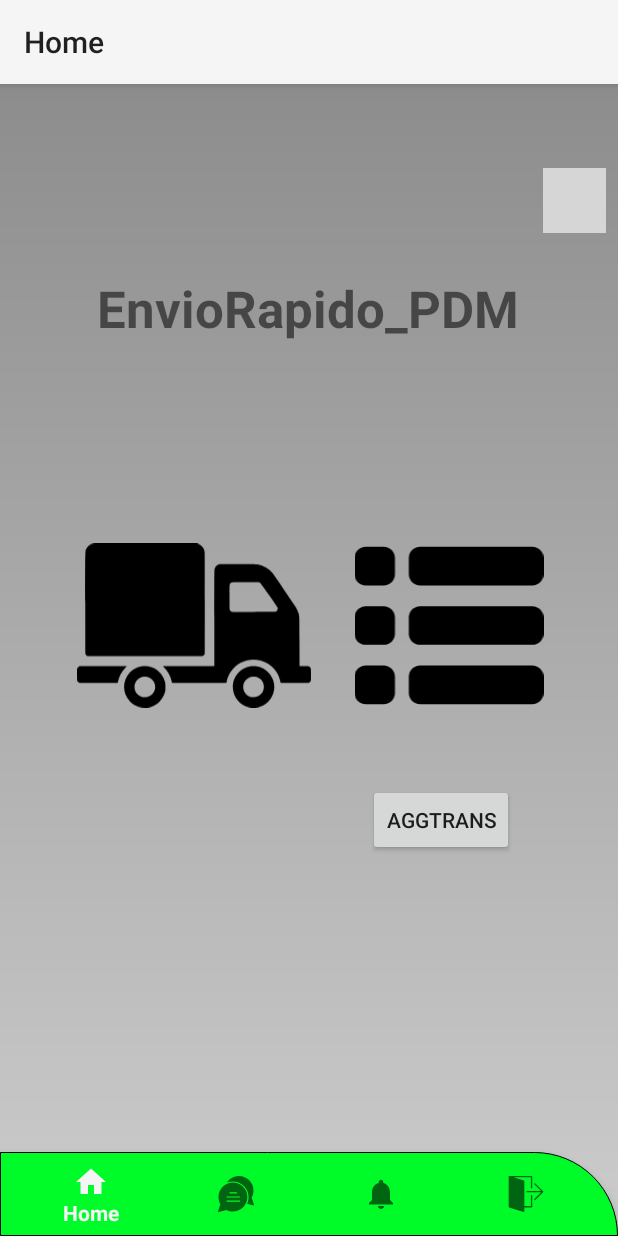
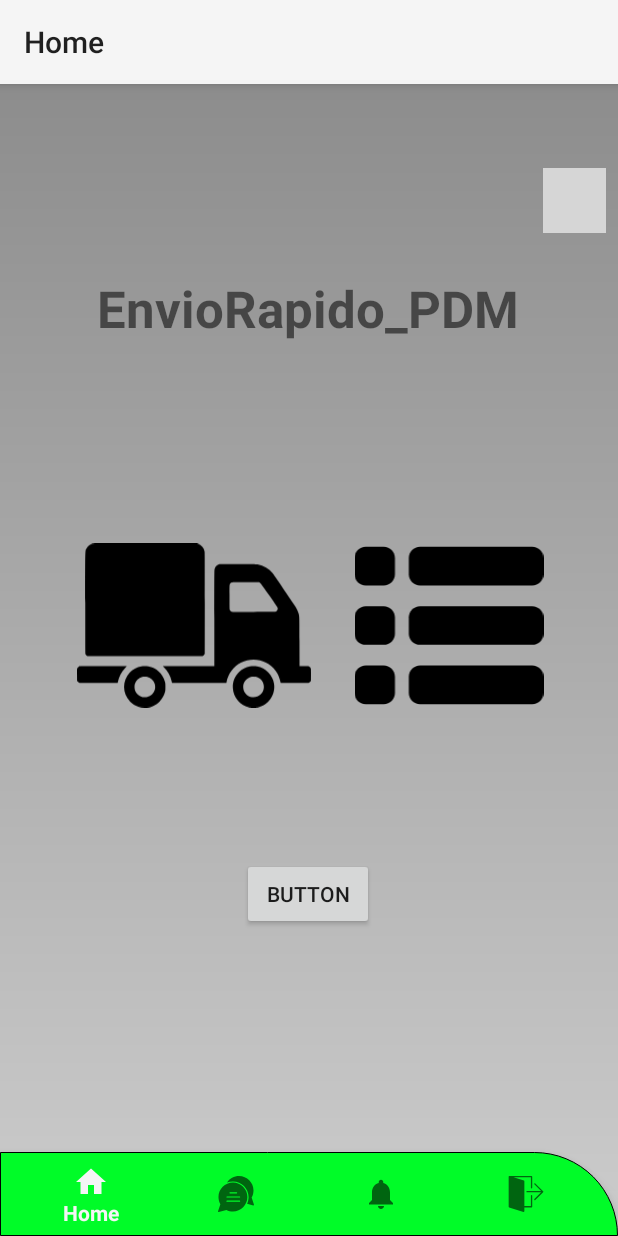
Before and after one commit to LS18025/PROYECTO_PDM, an Android app: the HomeFragment screen opened directly, with no data from a screen before it, on a phone screen of 412 x 824 dp. Run offline under Robolectric (Android 15) with nearby library versions, the phone set to English and light mode, and no system bars; our stand-ins replace Firebase (no records; nobody signed in at launch, a user with empty details on screens opened directly), navigation-ui; grey boxes are pictures that could not be loaded.

Commit message:
Revert "Merge branch 'main' into LS18025"
This reverts commit d5e088d8c6fc7ee763bf48681aca024b5d77cb10, reversing
changes made to a37ceb82e98ef7088fa3105a9cee036b9bfc01f0.

```diff
--- a/app/src/main/java/com/example/enviorapido_pdm/MainActivity.kt
+++ b/app/src/main/java/com/example/enviorapido_pdm/MainActivity.kt
@@ -14,7 +14,6 @@ import com.example.enviorapido_pdm.ui.administracion.LoginActivity
 import com.example.enviorapido_pdm.ui.chat.ChatFragment
 import com.example.enviorapido_pdm.ui.departamentos.VistaInsertarDepartamento
 import com.example.enviorapido_pdm.ui.notifications.NotificationsFragment
-import com.example.enviorapido_pdm.ui.transportista.CrearTransportista
 import com.google.firebase.auth.FirebaseAuth
 import com.google.firebase.auth.ktx.auth
 import com.google.firebase.ktx.Firebase
@@ -51,12 +50,12 @@ class MainActivity : AppCompatActivity() {
             //navController.navigate(R.id.envioExitosoFragment)
         //}
 
-        val buttonTrans:Button = findViewById(R.id.btnTransportista)
+        val btnDepa:Button = findViewById(R.id.btnJuan)
 
-        buttonTrans.setOnClickListener()
+        btnDepa.setOnClickListener()
         {
-            val Intent = Intent(this,CrearTransportista::class.java)
-            startActivity(Intent)
+           val Intent = Intent(this,VistaPaquete::class.java)
+           startActivity(Intent)
         }
 
 
--- a/app/src/main/java/com/example/enviorapido_pdm/ui/home/HomeFragment.kt
+++ b/app/src/main/java/com/example/enviorapido_pdm/ui/home/HomeFragment.kt
@@ -5,7 +5,6 @@ import android.os.Bundle
 import android.view.LayoutInflater
 import android.view.View
 import android.view.ViewGroup
-import android.widget.Button
 import android.widget.ImageButton
 import androidx.fragment.app.Fragment
 import androidx.lifecycle.ViewModelProvider
@@ -13,9 +12,7 @@ import androidx.navigation.fragment.findNavController
 import com.example.enviorapido_pdm.databinding.FragmentHomeBinding
 import com.example.enviorapido_pdm.R
 import com.example.enviorapido_pdm.RegistrarEnvio
-import com.example.enviorapido_pdm.RegistrarTransportista
 import com.example.enviorapido_pdm.VerPerfilUsuario
-import com.example.enviorapido_pdm.ui.transportista.CrearTransportista
 import com.example.enviorapido_pdm.ui.usuario.VerUsuarios
 
 class HomeFragment : Fragment() {
@@ -38,7 +35,6 @@ class HomeFragment : Fragment() {
         val imageButton6: ImageButton = binding.imageButton6
         val imageButton8: ImageButton = binding.imageButton8
         val btnUsuarios: ImageButton = binding.btnUsuarios
-        val btnTrans: Button = binding.btnTransportista
 
         //Establecer visibilidad de botones dependiendo del rol del usuario
         if (userRole == "Administrador") {
@@ -74,10 +70,7 @@ class HomeFragment : Fragment() {
             val intent = Intent(requireContext(), VerPerfilUsuario::class.java)
             startActivity(intent)
         }
-        btnTrans.setOnClickListener {
-            val intent = Intent(requireContext(), CrearTransportista::class.java)
-            startActivity(intent)
-        }
+
         return root
     }
 
--- a/app/src/main/res/layout/activity_main.xml
+++ b/app/src/main/res/layout/activity_main.xml
@@ -33,6 +33,15 @@
         app:layout_constraintVertical_bias="0.0"
         app:navGraph="@navigation/mobile_navigation" />
 
-
+    <Button
+        android:id="@+id/btnJuan"
+        android:layout_width="wrap_content"
+        android:layout_height="wrap_content"
+        android:layout_marginTop="460dp"
+        android:text="Button"
+        app:layout_constraintEnd_toEndOf="parent"
+        app:layout_constraintHorizontal_bias="0.498"
+        app:layout_constraintStart_toStartOf="parent"
+        app:layout_constraintTop_toTopOf="@+id/nav_host_fragment_activity_main" />
 
 </androidx.constraintlayout.widget.ConstraintLayout>
--- a/app/src/main/res/layout/fragment_home.xml
+++ b/app/src/main/res/layout/fragment_home.xml
@@ -96,17 +96,5 @@
         app:layout_constraintStart_toEndOf="@+id/imageButton4"
         app:layout_constraintTop_toBottomOf="@+id/btnConsultar"
         app:layout_constraintVertical_bias="0.304" />
-    <Button
-        android:id="@+id/btnTransportista"
-        android:layout_width="wrap_content"
-        android:layout_height="wrap_content"
-        android:text="AggTrans"
-        app:layout_constraintBottom_toBottomOf="parent"
-        app:layout_constraintEnd_toEndOf="parent"
-        app:layout_constraintHorizontal_bias="0.78"
-        app:layout_constraintStart_toStartOf="parent"
-        app:layout_constraintTop_toTopOf="parent"
-        app:layout_constraintVertical_bias="0.675" />
-
 
 </androidx.constraintlayout.widget.ConstraintLayout>
```
Also changed, not shown: app/src/main/java/com/example/enviorapido_pdm/RegistrarTransportista.kt (deleted, +0 -14 lines), app/src/main/java/com/example/enviorapido_pdm/ui/transportista/CrearTransportista.kt (deleted, +0 -55 lines), app/src/main/java/com/example/enviorapido_pdm/ui/transportista/EditarTransportista.kt (deleted, +0 -12 lines), app/src/main/java/com/example/enviorapido_pdm/ui/transportista/EliminarTransportista.kt (deleted, +0 -12 lines), app/src/main/res/layout/activity_crear_transportista.xml (deleted, +0 -75 lines), app/src/main/res/layout/activity_editar_transportista.xml (deleted, +0 -9 lines), app/src/main/res/layout/activity_eliminar_transportista.xml (deleted, +0 -9 lines).
